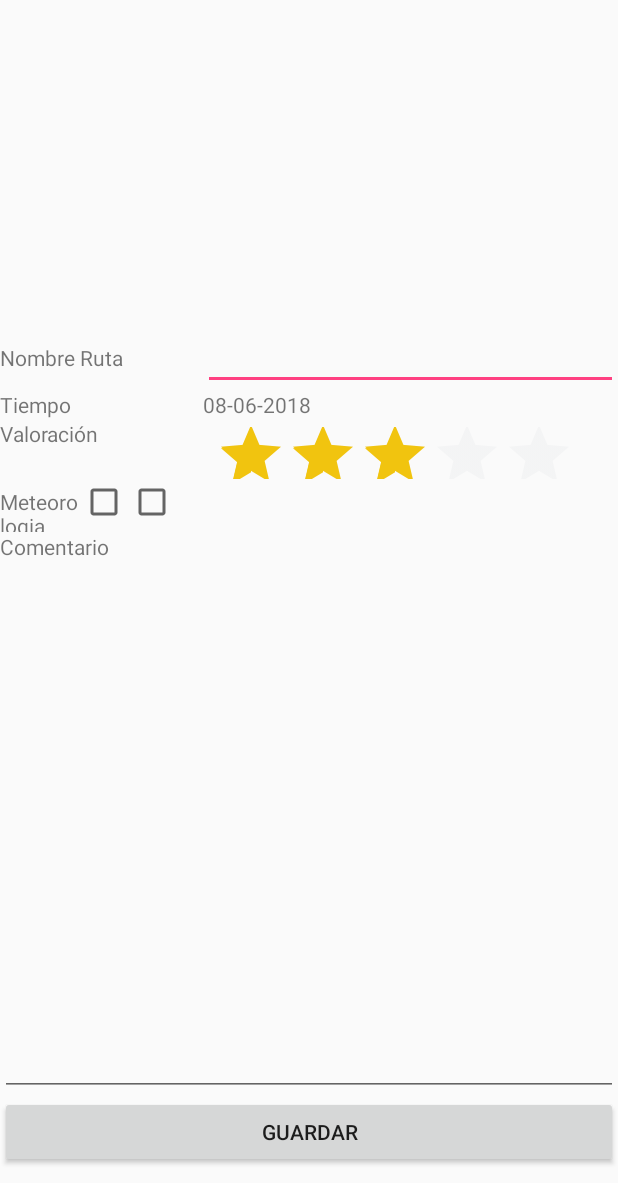
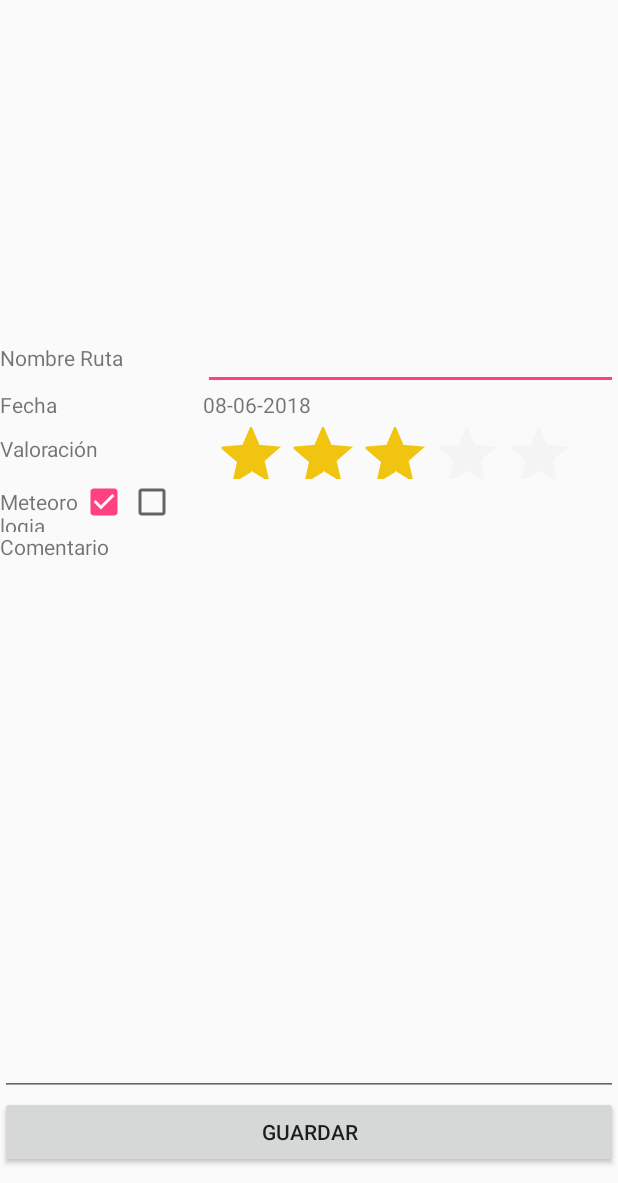
Before and after one commit to tito-berny/IntelliJ-IDEA-Projectes, an Android app: the GuardarRutaActivity screen opened directly, with no data from a screen before it, on a phone screen of 412 x 824 dp, the part 53-1236 px from its top. Run offline under Robolectric (Android 15) with nearby library versions, the phone set to English and light mode, and no system bars.

Commit message:
Guardar Ruta Terminado

```diff
--- a/MotoRuta/app/src/main/res/layout/activity_crear_ruta.xml
+++ b/MotoRuta/app/src/main/res/layout/activity_crear_ruta.xml
@@ -32,7 +32,7 @@
                 android:layout_height="wrap_content"
                 android:layout_weight="1"
                 android:gravity="right"
-                android:text="@string/tiempo_total"
+                android:text="@string/fecha"
                 android:textColor="@android:color/background_light" />
 
             <TextView
@@ -42,7 +42,6 @@
                 android:layout_marginRight="10dp"
                 android:layout_weight="1"
                 android:gravity="right"
-                android:text="0 h: 0 m: 0 s"
                 android:textColor="@android:color/background_light" />
         </LinearLayout>
 
@@ -73,6 +72,9 @@
             android:layout_marginBottom="20dp"
             android:alpha="0.7"
             android:background="@drawable/boton"
+            android:editable="false"
+            android:enabled="false"
+            android:fadeScrollbars="false"
             android:text="@string/finalizar_ruta"
             android:textColor="@color/blanco" />
     </LinearLayout>
--- a/MotoRuta/app/src/main/res/layout/activity_guardar_ruta.xml
+++ b/MotoRuta/app/src/main/res/layout/activity_guardar_ruta.xml
@@ -51,7 +51,7 @@
                 android:layout_width="270dp"
                 android:layout_height="wrap_content"
                 android:layout_weight="1"
-                android:text="@string/tiempo_ruta" />
+                android:text="@string/fecha" />
 
             <TextView
                 android:id="@+id/tvTiempo"
@@ -77,8 +77,9 @@
             <TextView
                 android:id="@+id/textView2"
                 android:layout_width="135dp"
-                android:layout_height="20dp"
+                android:layout_height="match_parent"
                 android:layout_weight="1"
+                android:gravity="center_vertical"
                 android:text="@string/valoracion_ruta" />
 
             <RatingBar
@@ -114,7 +115,8 @@
                 android:id="@+id/cbSol"
                 android:layout_width="0dp"
                 android:layout_height="30dp"
-                android:layout_weight="1" />
+                android:layout_weight="1"
+                android:checked="true" />
 
             <CheckBox
                 android:id="@+id/cbNuves"
--- a/MotoRuta/app/src/main/res/values/strings.xml
+++ b/MotoRuta/app/src/main/res/values/strings.xml
@@ -27,15 +27,27 @@
     <!--Alerta Crear ruta -->
     <string name="alerta_GPS_desactivado_titulo">GPS Desactivado</string>
     <string name="alerta_GPS_desactivado">Moto Ruta necesita que se active el GPS</string>
+    <string name="alerta_guardar_titulo">Guardar</string>
+    <string name="alerta_guardar">¿De veras quiere guardar la ruta?</string>
+
 
 
     <!--Guardar ruta -->
     <string name="nombre_ruta">Nombre Ruta</string>
     <string name="distancia_ruta">Distancia</string>
     <string name="tiempo_ruta">Tiempo</string>
+    <string name="fecha">Fecha</string>
     <string name="valoracion_ruta">Valoración</string>
     <string name="meteorologia_ruta">Meteorologia</string>
     <string name="comentario_ruta">Comentario</string>
+    <!--Alerta Guarda ruta-->
+    <string name="titulo_alerta_guardado">Ruta guardada</string>
+    <string name="alerta_guardado">Ruta guardada correctamente.</string>
+    <string name="titulo_alerta_NO_guardado">ERROR en guardado</string>
+    <string name="alerta_NO_guardado">La Ruta no puede ser almacenada. Intente de nuevo.</string>
+    <string name="titulo_alerta_nombre_obligatorio">Mandatory name</string>
+    <string name="alerta_nombre_obligatorio">You need to name the Route</string>
+
 
 
 
```
Also changed, not shown: MotoRuta/app/src/main/java/com/example/berny/motoruta/CrearRutaActivity.java (+18 -8 lines), MotoRuta/app/src/main/java/com/example/berny/motoruta/GuardarRutaActivity.java (+66 -7 lines), 2 other files.
